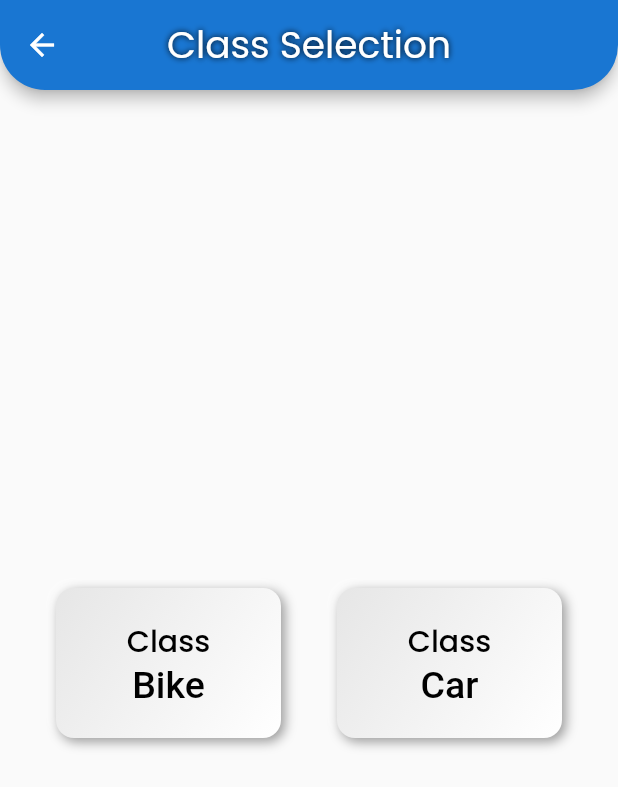
After one commit to Nitish347/bizlers1, a Flutter app: the OptionScreen screen opened directly, on a phone screen of 412 x 824 dp. The commit adds this screen. Shown: the top 787 px of the screen. Run offline on Flutter 3.47's test engine with Material 2 defaults, Android fonts, the phone set to English and light mode, and no system bars; drawn by our look-alikes of flutter_neumorphic; our stand-ins replace cloud_firestore, firebase_core, google_fonts; accounts and stored records are empty; Roboto replaces fonts that are missing (cursive).

Commit message:
class option added

```diff
--- a/lib/APIServices/TwoWheelersAPI.dart
+++ b/lib/APIServices/VehicalAPI.dart
@@ -6,11 +6,13 @@ import 'package:provider/provider.dart';
 
 import '../providers/vehicalProviders.dart';
 
-class TwoWheelerAPI {
+class VehicalAPI {
   static void NameAPI(BuildContext context) async {
     var provider = Provider.of<VehicalProvider>(context, listen: false);
-    var request = http.Request('GET',
-        Uri.parse('https://test.turbocare.app/turbo/care/v1/makes?class=2w'));
+    var request = http.Request(
+        'GET',
+        Uri.parse(
+            'https://test.turbocare.app/turbo/care/v1/makes?class=${provider.cls}w'));
 
     http.StreamedResponse response = await request.send();
 
@@ -33,7 +35,7 @@ class TwoWheelerAPI {
     var request = http.Request(
         'GET',
         Uri.parse(
-            'https://test.turbocare.app/turbo/care/v1/models?class=2w&make=$vehical'));
+            'https://test.turbocare.app/turbo/care/v1/models?class=${provider.cls}w&make=$vehical'));
 
     http.StreamedResponse response = await request.send();
 
--- a/lib/Screens/MakeScreen.dart
+++ b/lib/Screens/MakeScreen.dart
@@ -1,4 +1,4 @@
-import 'package:bizlers/APIServices/TwoWheelersAPI.dart';
+import 'package:bizlers/APIServices/VehicalAPI.dart';
 import 'package:bizlers/Screens/ModelScreen.dart';
 import 'package:bizlers/utils/AppTitle.dart';
 import 'package:bizlers/widgets/Tile.dart';
@@ -27,7 +27,7 @@ class MakeScreen extends StatelessWidget {
                   itemBuilder: (context, index) {
                     return InkWell(
                         onTap: () {
-                          TwoWheelerAPI.ModelAPI(
+                          VehicalAPI.ModelAPI(
                               context, provider.VehicalName[index]);
                           provider.updateVehical(
                               Make: provider.VehicalName[index]);
--- a/lib/Screens/MockScreens.dart
+++ b/lib/Screens/MockScreens.dart
@@ -1,5 +1,6 @@
-import 'package:bizlers/APIServices/TwoWheelersAPI.dart';
+import 'package:bizlers/APIServices/VehicalAPI.dart';
 import 'package:bizlers/Screens/MakeScreen.dart';
+import 'package:bizlers/Screens/optionScreen.dart';
 import 'package:bizlers/models/vehicalModel.dart';
 import 'package:bizlers/providers/vehicalProviders.dart';
 import 'package:bizlers/utils/AppTitle.dart';
@@ -21,9 +22,8 @@ class MockScreen extends StatelessWidget {
           onPressed: () async {
             print(provider.VehicalNumber);
             if (formKey.currentState!.validate()) {
-              if (provider.isLoading) TwoWheelerAPI.NameAPI(context);
               Navigator.push(context,
-                  MaterialPageRoute(builder: (context) => MakeScreen()));
+                  MaterialPageRoute(builder: (context) => OptionScreen()));
             }
           },
           child: Icon(Icons.arrow_forward_ios_outlined),
--- /dev/null
+++ b/lib/Screens/optionScreen.dart
@@ -0,0 +1,59 @@
+import 'package:bizlers/Screens/MakeScreen.dart';
+import 'package:bizlers/widgets/Appbar.dart';
+import 'package:bizlers/widgets/grid.dart';
+import 'package:flutter/material.dart';
+import 'package:provider/provider.dart';
+
+import '../APIServices/VehicalAPI.dart';
+import '../providers/vehicalProviders.dart';
+
+class OptionScreen extends StatelessWidget {
+  const OptionScreen({Key? key}) : super(key: key);
+
+  @override
+  Widget build(BuildContext context) {
+    var provider = Provider.of<VehicalProvider>(context);
+    return Scaffold(
+      appBar: Appbar("Class Selection"),
+      body: Center(
+        child: Row(
+          mainAxisAlignment: MainAxisAlignment.spaceEvenly,
+          children: [
+            InkWell(
+              onTap: () {
+                provider.updateCls("2");
+                if (provider.isLoading) VehicalAPI.NameAPI(context);
+                Navigator.push(context,
+                    MaterialPageRoute(builder: (context) => MakeScreen()));
+              },
+              child: Container(
+                height: 100,
+                width: 150,
+                child: grid(
+                  title: "Class",
+                  subtitle: "Bike",
+                ),
+              ),
+            ),
+            InkWell(
+              onTap: () {
+                provider.updateCls("4");
+                if (provider.isLoading) VehicalAPI.NameAPI(context);
+                Navigator.push(context,
+                    MaterialPageRoute(builder: (context) => MakeScreen()));
+              },
+              child: Container(
+                height: 100,
+                width: 150,
+                child: grid(
+                  title: "Class",
+                  subtitle: "Car",
+                ),
+              ),
+            ),
+          ],
+        ),
+      ),
+    );
+  }
+}
--- a/lib/main.dart
+++ b/lib/main.dart
@@ -1,5 +1,6 @@
 import 'package:bizlers/Screens/MockScreens.dart';
 import 'package:bizlers/Screens/Vehicals.dart';
+import 'package:bizlers/Screens/optionScreen.dart';
 
 import 'package:bizlers/providers/vehicalProviders.dart';
 import 'package:firebase_core/firebase_core.dart';
--- a/lib/providers/vehicalProviders.dart
+++ b/lib/providers/vehicalProviders.dart
@@ -5,6 +5,12 @@ import '../models/vehicalModel.dart';
 class VehicalProvider with ChangeNotifier {
   List<dynamic> VehicalName = [];
   bool isLoading = true;
+
+  String cls = "2";
+  void updateCls(String cls) {
+    this.cls = cls;
+    notifyListeners();
+  }
 
   void updateVehicalNameList(List<dynamic> VehicalName) {
     this.VehicalName = VehicalName;
```
Also changed, not shown: 1 other file.
